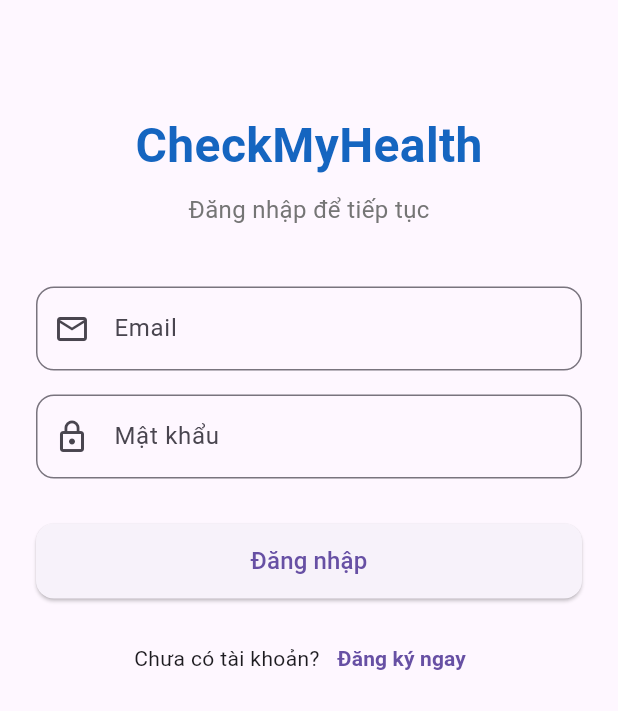
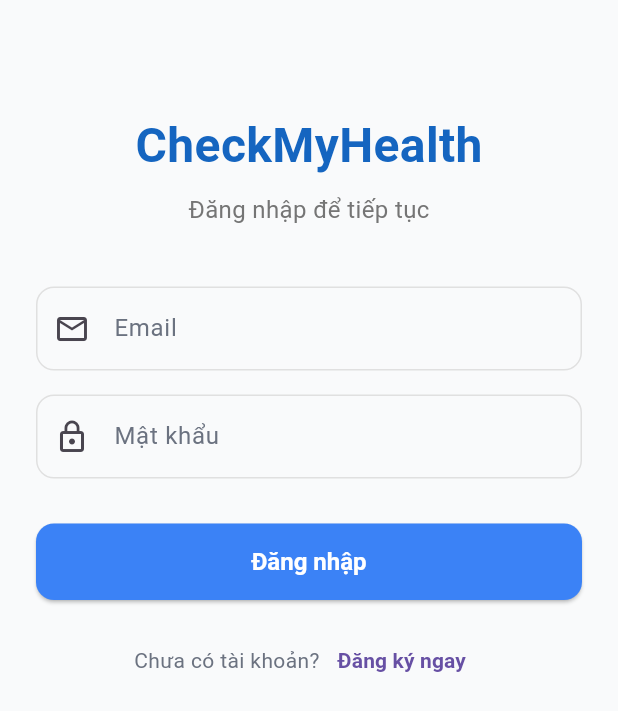
Before and after one commit to DuyTruong-myGit/skin_app_frontend, a Flutter app: the screen it shows after launch, on a phone screen of 412 x 824 dp. Shown: the top 711 px of the screen. Run offline on Flutter 3.47's test engine with Material 3 defaults, Android fonts, the phone set to English and light mode, and no system bars; our stand-ins replace dio, flutter_secure_storage, image_picker.

Commit message:
refactor(ui): Tái cấu trúc giao diện, thêm BottomNav và áp dụng Theme y tế

```diff
--- /dev/null
+++ b/lib/config/app_theme.dart
@@ -0,0 +1,81 @@
+import 'package:flutter/material.dart';
+
+class AppTheme {
+  // Màu sắc chủ đạo (Xanh dương y tế nhẹ nhàng)
+  static const Color primaryColor = Color(0xFF3B82F6); // Blue-500
+  static const Color primaryLightColor = Color(0xFFBFDBFE); // Blue-200
+
+  // Màu nền
+  static const Color backgroundColor = Color(0xFFF9FAFB); // Cool Gray-50
+
+  // Màu chữ
+  static const Color textColor = Color(0xFF1F2937); // Cool Gray-800
+  static const Color textSecondaryColor = Color(0xFF6B7280); // Cool Gray-500
+
+  // Định nghĩa ThemeData
+  static ThemeData get lightTheme {
+    return ThemeData(
+      primaryColor: primaryColor,
+      scaffoldBackgroundColor: backgroundColor,
+
+      // Cấu hình AppBar
+      appBarTheme: const AppBarTheme(
+        backgroundColor: backgroundColor,
+        elevation: 0,
+        iconTheme: IconThemeData(color: textColor),
+        titleTextStyle: TextStyle(
+          color: textColor,
+          fontSize: 20,
+          fontWeight: FontWeight.w600,
+        ),
+      ),
+
+      // Cấu hình Text
+      textTheme: const TextTheme(
+        headlineSmall: TextStyle(
+          color: textColor,
+          fontWeight: FontWeight.bold,
+        ),
+        titleLarge: TextStyle(
+          color: textColor,
+          fontWeight: FontWeight.w600,
+        ),
+        bodyLarge: TextStyle(color: textColor, fontSize: 16),
+        bodyMedium: TextStyle(color: textSecondaryColor, fontSize: 14),
+      ),
+
+      // Cấu hình Nút bấm
+      elevatedButtonTheme: ElevatedButtonThemeData(
+        style: ElevatedButton.styleFrom(
+          backgroundColor: primaryColor,
+          foregroundColor: Colors.white,
+          shape: RoundedRectangleBorder(
+            borderRadius: BorderRadius.circular(12),
+          ),
+          padding: const EdgeInsets.symmetric(vertical: 16, horizontal: 24),
+          textStyle: const TextStyle(
+            fontSize: 16,
+            fontWeight: FontWeight.bold,
+          ),
+        ),
+      ),
+
+      // Cấu hình Ô nhập liệu
+      inputDecorationTheme: InputDecorationTheme(
+        border: OutlineInputBorder(
+          borderRadius: BorderRadius.circular(12),
+          borderSide: const BorderSide(color: primaryLightColor),
+        ),
+        enabledBorder: OutlineInputBorder(
+          borderRadius: BorderRadius.circular(12),
+          borderSide: BorderSide(color: Colors.grey[300]!),
+        ),
+        focusedBorder: OutlineInputBorder(
+          borderRadius: BorderRadius.circular(12),
+          borderSide: const BorderSide(color: primaryColor, width: 2.0),
+        ),
+        labelStyle: const TextStyle(color: textSecondaryColor),
+      ),
+    );
+  }
+}
--- a/lib/main.dart
+++ b/lib/main.dart
@@ -1,4 +1,5 @@
 import 'package:flutter/material.dart';
+import 'package:app/config/app_theme.dart';
 import 'package:app/screens/splash_screen.dart';
 import 'package:app/services/navigation_service.dart';
 
@@ -14,10 +15,7 @@ class MyApp extends StatelessWidget {
     return MaterialApp(
       navigatorKey: NavigationService.navigatorKey,
       title: 'Chẩn đoán Da',
-      theme: ThemeData(
-        primarySwatch: Colors.blue, // Màu chủ đạo
-        visualDensity: VisualDensity.adaptivePlatformDensity,
-      ),
+      theme: AppTheme.lightTheme,
       debugShowCheckedModeBanner: false, // Tắt banner "Debug"
       home: SplashScreen(),
     );
--- a/lib/screens/history_screen.dart
+++ b/lib/screens/history_screen.dart
@@ -25,7 +25,7 @@ class _HistoryScreenState extends State<HistoryScreen> {
   }
 
   String _formatDate(DateTime date) {
-    return DateFormat('HH:mm, Ngày dd/MM/yyyy').format(date);
+    return DateFormat("HH:mm, 'Ngày' dd/MM/yyyy").format(date);
   }
 
   // Hàm xử lý khi nhấn vào mục lịch sử
--- a/lib/screens/login_screen.dart
+++ b/lib/screens/login_screen.dart
@@ -3,6 +3,7 @@ import 'package:app/screens/home_screen.dart'; // Đổi 'app' thành tên dự
 import 'package:app/services/api_service.dart'; // Đổi 'app' thành tên dự án của bạn nếu khác
 import 'package:flutter_secure_storage/flutter_secure_storage.dart';
 import 'register_screen.dart';
+import 'main_screen.dart';
 
 class LoginScreen extends StatefulWidget {
   const LoginScreen({super.key});
@@ -49,7 +50,7 @@ class _LoginScreenState extends State<LoginScreen> {
 
       if (mounted) {
         Navigator.of(context).pushReplacement(
-          MaterialPageRoute(builder: (context) => const HomeScreen()),
+          MaterialPageRoute(builder: (context) => const MainScreen()),
         );
       }
 
--- a/lib/screens/splash_screen.dart
+++ b/lib/screens/splash_screen.dart
@@ -2,6 +2,7 @@ import 'package:flutter/material.dart';
 import 'package:flutter_secure_storage/flutter_secure_storage.dart';
 import 'home_screen.dart';
 import 'login_screen.dart';
+import 'main_screen.dart';
 
 class SplashScreen extends StatefulWidget {
   const SplashScreen({super.key});
@@ -33,7 +34,7 @@ class _SplashScreenState extends State<SplashScreen> {
       if (token != null && token.isNotEmpty) {
         // Nếu có token, chuyển đến Trang chủ
         Navigator.of(context).pushReplacement(
-          MaterialPageRoute(builder: (context) => const HomeScreen()),
+          MaterialPageRoute(builder: (context) => const MainScreen()),
         );
       } else {
         // Nếu không có token, chuyển đến Đăng nhập
```
Also changed, not shown: lib/screens/home_screen.dart (+42 -51 lines), lib/screens/main_screen.dart (added, +67 -0 lines), lib/screens/profile_screen.dart (added, +70 -0 lines).
